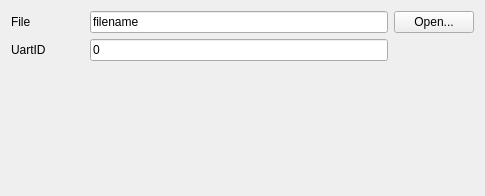
Before: the Qt Designer form mconf/applicationtabpage.ui in whiteman-kr/u7set, drawn with Qt 5.
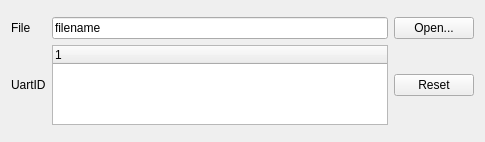
After: the same form once the commit is applied.

Commit message: RPCT-1907, u7: Create .bst file with all binary data, add counters to MConf program

What changed in the file:
```diff
--- a/mconf/applicationtabpage.ui
+++ b/mconf/applicationtabpage.ui
@@ -7,32 +7,15 @@
     <x>0</x>
     <y>0</y>
     <width>485</width>
-    <height>196</height>
+    <height>142</height>
    </rect>
   </property>
   <property name="windowTitle">
    <string>ApplicationTabPage</string>
   </property>
-  <layout class="QVBoxLayout" name="verticalLayout">
-   <item>
-    <layout class="QGridLayout" name="gridLayout" columnstretch="1,2,2,1">
-     <item row="0" column="1" colspan="2">
-      <widget class="QLineEdit" name="fileNameEdit">
-       <property name="text">
-        <string>filename</string>
-       </property>
-       <property name="readOnly">
-        <bool>true</bool>
-       </property>
-      </widget>
-     </item>
-     <item row="0" column="3">
-      <widget class="QPushButton" name="openButton">
-       <property name="text">
-        <string>Open...</string>
-       </property>
-      </widget>
-     </item>
+  <layout class="QGridLayout" name="gridLayout_2">
+   <item row="0" column="0">
+    <layout class="QGridLayout" name="gridLayout">
      <item row="1" column="0">
       <widget class="QLabel" name="uartIdLabel">
        <property name="text">
@@ -40,16 +23,6 @@
        </property>
       </widget>
      </item>
-     <item row="1" column="1" colspan="2">
-      <widget class="QLineEdit" name="UartIdEdit">
-       <property name="text">
-        <string>0</string>
-       </property>
-       <property name="readOnly">
-        <bool>true</bool>
-       </property>
-      </widget>
-     </item>
      <item row="0" column="0">
       <widget class="QLabel" name="fileLabel">
        <property name="text">
@@ -57,18 +30,44 @@
        </property>
       </widget>
      </item>
-     <item row="2" column="0">
-      <spacer name="verticalSpacer">
-       <property name="orientation">
-        <enum>Qt::Vertical</enum>
+     <item row="0" column="1">
+      <widget class="QLineEdit" name="fileNameEdit">
+       <property name="text">
+        <string>filename</string>
        </property>
-       <property name="sizeHint" stdset="0">
+       <property name="readOnly">
+        <bool>true</bool>
+       </property>
+      </widget>
+     </item>
+     <item row="0" column="2">
+      <widget class="QPushButton" name="openButton">
+       <property name="text">
+        <string>Open...</string>
+       </property>
+      </widget>
+     </item>
+     <item row="1" column="1">
+      <widget class="QTreeWidget" name="firmwareListWidget">
+       <property name="maximumSize">
         <size>
-         <width>20</width>
-         <height>40</height>
+         <width>16777215</width>
+         <height>80</height>
         </size>
        </property>
-      </spacer>
+       <column>
+        <property name="text">
+         <string notr="true">1</string>
+        </property>
+       </column>
+      </widget>
+     </item>
+     <item row="1" column="2">
+      <widget class="QPushButton" name="resetCountersButton">
+       <property name="text">
+        <string>Reset</string>
+       </property>
+      </widget>
      </item>
     </layout>
    </item>
```
Left out of the diff: 1 changed line with no effect on the pictures. The commit also changes 10 other files.
